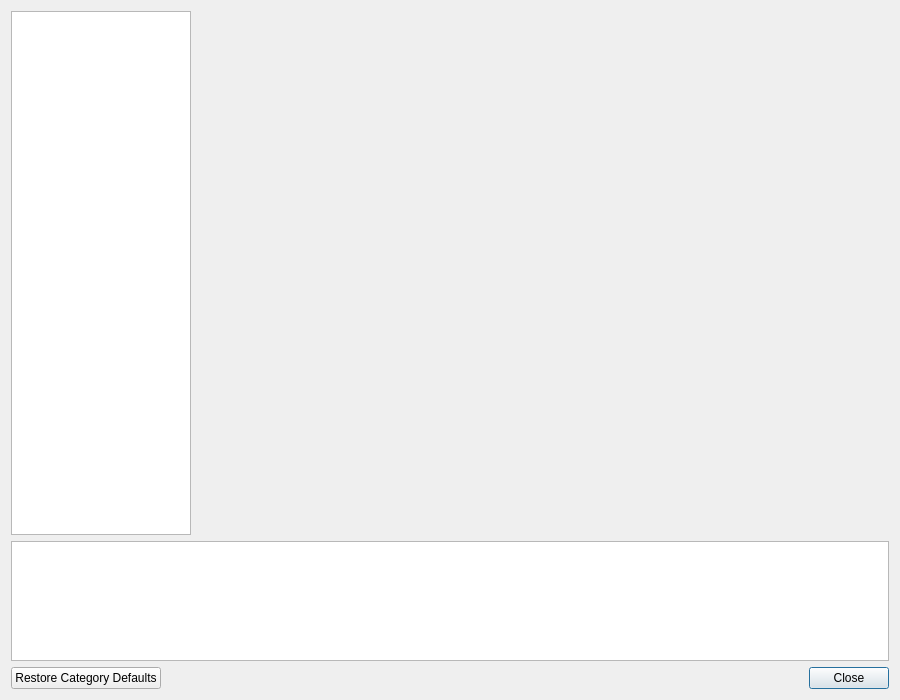
This is src/ui/Settings/SettingsWindow.ui in PCSX2/myMCpp as Qt 5 draws it before an edit. The edited form follows.
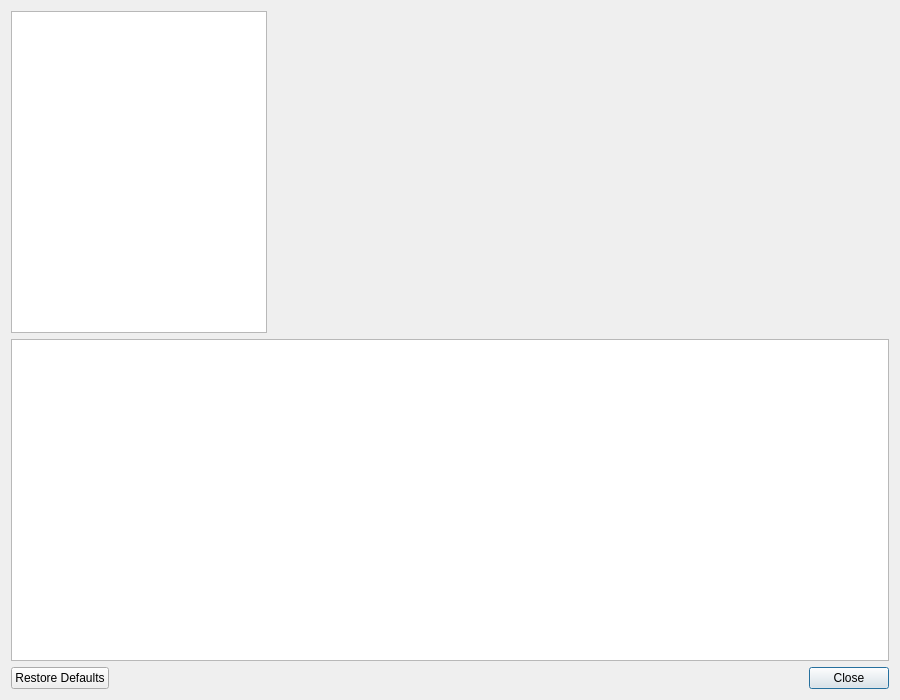
This is the edited form.

```diff
--- a/src/ui/Settings/SettingsWindow.ui
+++ b/src/ui/Settings/SettingsWindow.ui
@@ -29,17 +29,11 @@
        <verstretch>0</verstretch>
       </sizepolicy>
      </property>
-     <property name="minimumSize">
-      <size>
-       <width>180</width>
-       <height>0</height>
-      </size>
+     <property name="minimumWidth">
+      <number>180</number>
      </property>
-     <property name="maximumSize">
-      <size>
-       <width>180</width>
-       <height>16777215</height>
-      </size>
+     <property name="maximumWidth">
+      <number>180</number>
      </property>
      <property name="iconSize">
       <size>
@@ -70,11 +64,8 @@
        <height>100</height>
       </size>
      </property>
-     <property name="maximumSize">
-      <size>
-       <width>16777215</width>
-       <height>120</height>
-      </size>
+     <property name="maximumHeight">
+      <number>120</number>
      </property>
      <property name="readOnly">
       <bool>true</bool>
@@ -86,7 +77,7 @@
      <item>
       <widget class="QPushButton" name="restoreDefaultsButton">
        <property name="text">
-        <string>Restore Category Defaults</string>
+        <string>Restore Defaults</string>
        </property>
       </widget>
      </item>
```
